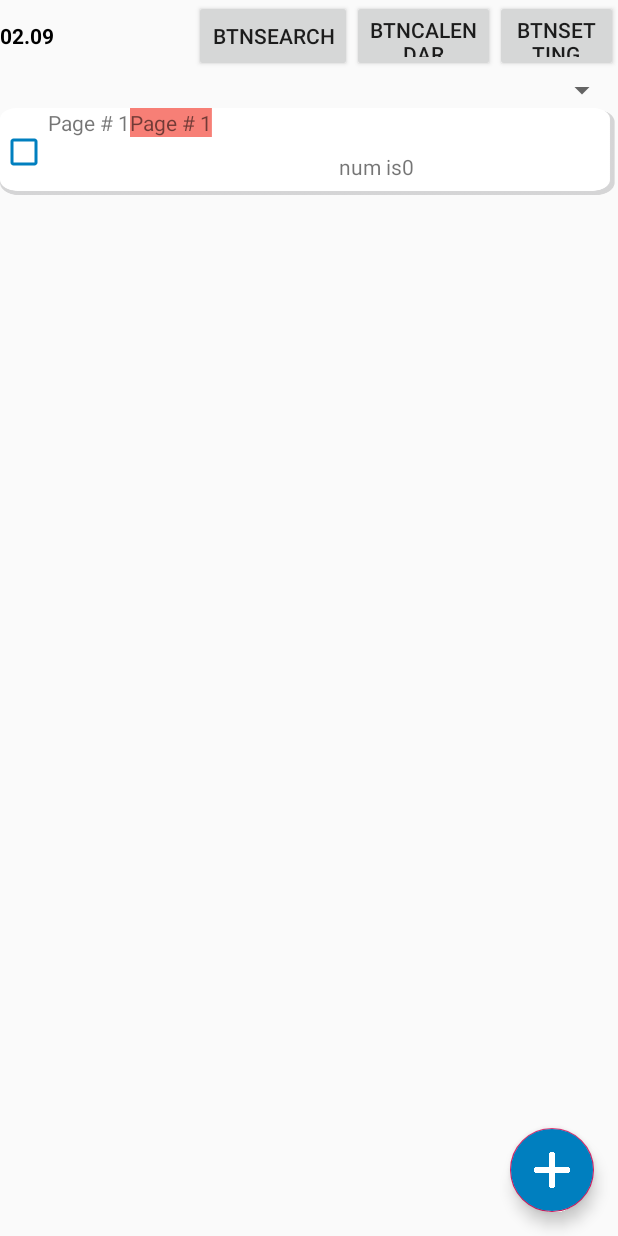
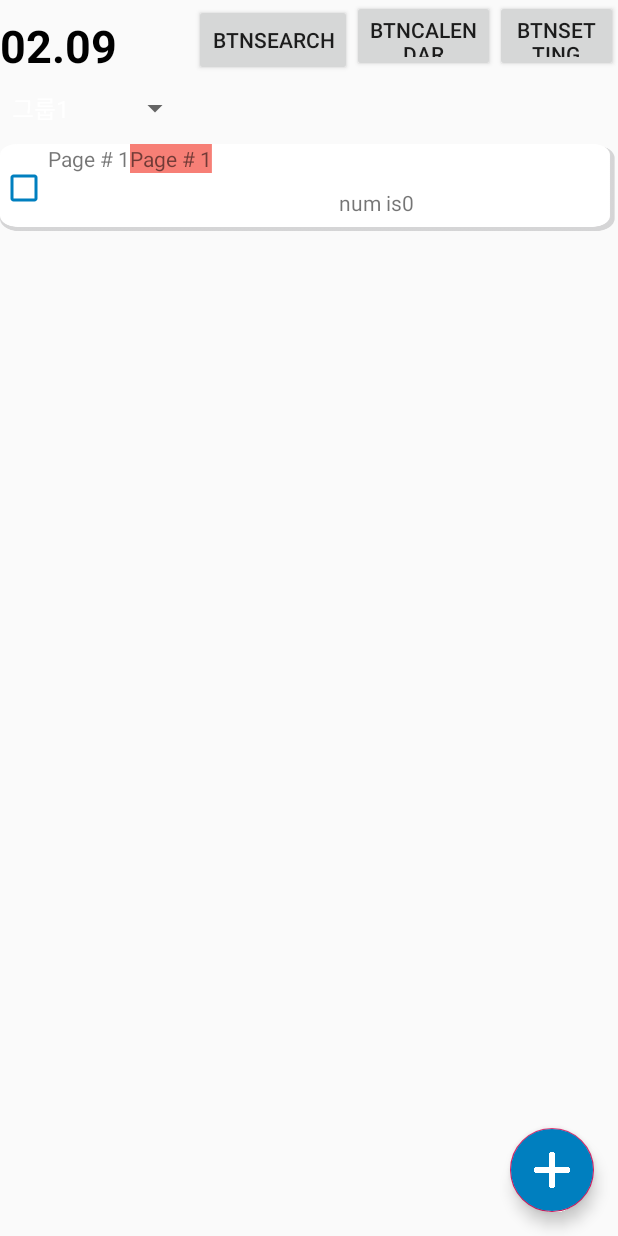
Before and after one commit to s-seongsik/willy_will, an Android app: the screen it shows after launch (activityBase), on a phone screen of 412 x 824 dp. Run offline under Robolectric (Android 15) with nearby library versions, the phone set to English and light mode, and no system bars.

```diff
--- a/app/src/main/java/com/example/willy_will/activityBase.java
+++ b/app/src/main/java/com/example/willy_will/activityBase.java
@@ -15,16 +15,25 @@ import androidx.viewpager.widget.ViewPager;
 import android.view.View;
 import android.view.Menu;
 import android.view.MenuItem;
+import android.widget.AdapterView;
+import android.widget.ArrayAdapter;
 import android.widget.ListView;
+import android.widget.Spinner;
 import android.widget.TextView;
+import android.widget.Toast;
 
 import java.text.SimpleDateFormat;
+import java.util.ArrayList;
 import java.util.Calendar;
 import java.util.Date;
 
 import adapter.viewPagerAdapter;
 
 public class activityBase extends AppCompatActivity{
+
+    private Spinner sp_group;
+    ArrayList<String> spgroupList;
+    ArrayAdapter<String> spgroupAdapter;
 
     fragmentCalander fragmentcalander;
     fragmentMain fragmentmain;
@@ -52,6 +61,33 @@ public class activityBase extends AppCompatActivity{
         tv_date.setText(dateString);
 
         //~setDate
+
+        //set sp_group (fix later)
+        spgroupList = new ArrayList<>();
+        spgroupList.add("그룹1");
+        spgroupList.add("그룹2");
+        spgroupList.add("그룹3");
+        spgroupList.add("그룹4");
+
+        spgroupAdapter = new ArrayAdapter<>(getApplicationContext(),
+                android.R.layout.simple_spinner_dropdown_item,
+                spgroupList);
+
+        sp_group = (Spinner)findViewById(R.id.sp_group);
+        sp_group.setAdapter(spgroupAdapter);
+        sp_group.setOnItemSelectedListener(new AdapterView.OnItemSelectedListener() {
+            @Override
+            public void onItemSelected(AdapterView<?> parent, View view,
+                                       int i, long id) {
+                Toast.makeText(getApplicationContext(),"선택된 아이템 : "+sp_group.getItemAtPosition(i),Toast.LENGTH_SHORT).show();
+
+            }
+            @Override
+            public void onNothingSelected(AdapterView<?> parent) {}
+        });
+
+        //~Set sp_group
+
 
         // set fab event Listener
         FloatingActionButton fab = findViewById(R.id.fabItemAdd);
--- a/app/src/main/res/layout/activity_base.xml
+++ b/app/src/main/res/layout/activity_base.xml
@@ -26,9 +26,11 @@
                     android:layout_width="156dp"
                     android:layout_height="match_parent"
                     android:layout_weight="1"
-                    android:gravity="center|start"
+                    android:gravity="start"
+                    android:layout_marginTop="10dp"
                     android:text="TextView"
                     android:textStyle="bold"
+                    android:textSize="30dp"
                     android:textColor="@color/colorString"/>
 
                 <Button
@@ -57,7 +59,7 @@
 
             <Spinner
                 android:id="@+id/sp_group"
-                android:layout_width="match_parent"
+                android:layout_width="127dp"
                 android:layout_height="wrap_content" />
 
         </LinearLayout>
```
